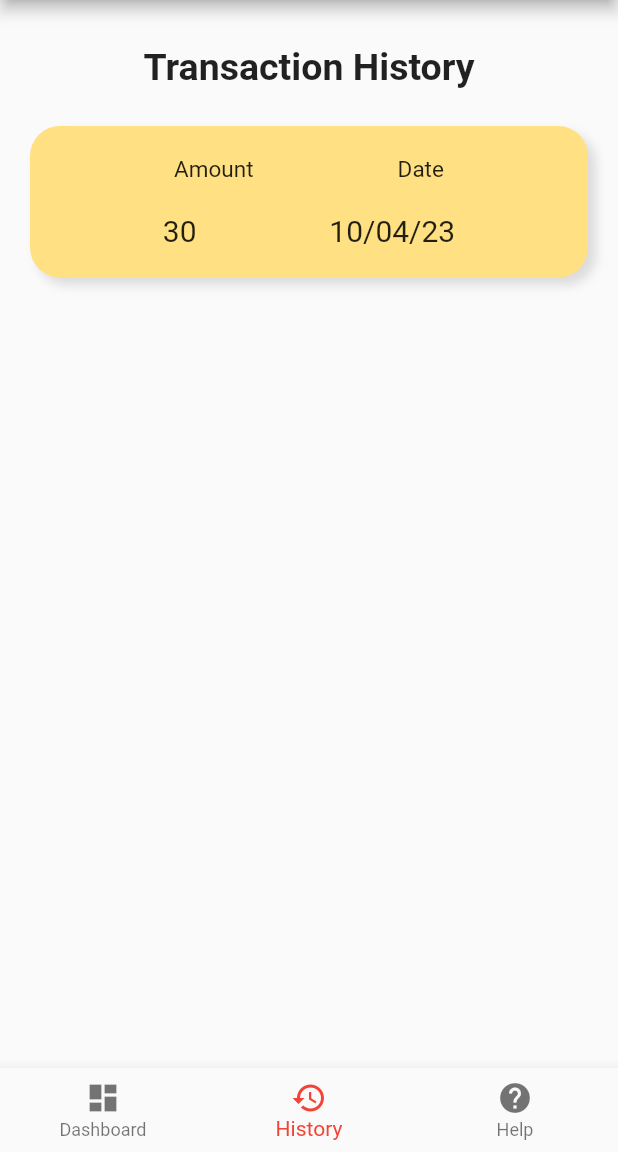
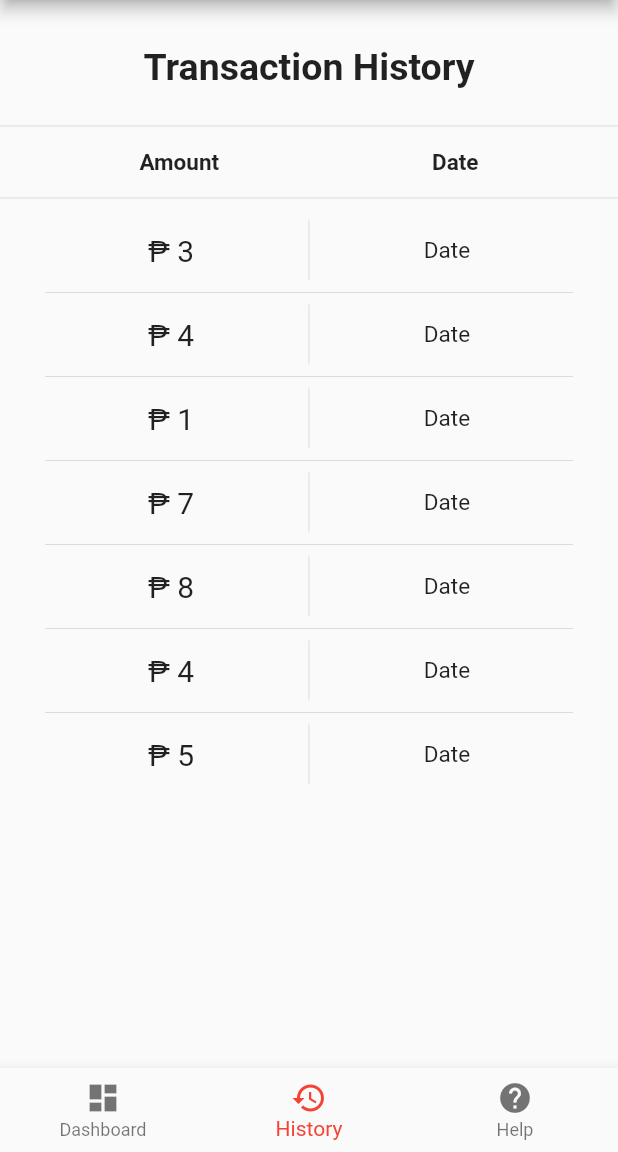
Before and after one commit to ChrisPew/Embeddedv2, a Flutter app: the screen it shows after launch, item 2 of the bottom bar chosen, on a phone screen of 412 x 824 dp, the part 84-1236 px from its top. Run offline on Flutter 3.47's test engine with Material 2 defaults, Android fonts, the phone set to English and light mode, and no system bars; our stand-ins replace flutter_bluetooth_serial.

Commit message:
improved history

```diff
--- a/lib/history.dart
+++ b/lib/history.dart
@@ -8,63 +8,54 @@ class HistoryPage extends StatefulWidget {
 }
 
 class _HistoryPageState extends State<HistoryPage> {
+  final List<String> entries = <String>['3', '4', '1', '7', '8', '4', '5'];
   @override
   Widget build(BuildContext context) {
-    return Center(
-      child: Container(
-          margin: const EdgeInsets.only(top: 30),
-          child: Column(mainAxisAlignment: MainAxisAlignment.start, children: [
-            const Text('Transaction History',
+    return Column(children: [
+      Container(
+        margin: const EdgeInsets.only(top: 30, bottom: 10),
+        child: const Text('Transaction History',
             style: TextStyle(
               fontSize: 25,
               fontWeight: FontWeight.bold,
             )),
+      ),
+      const Divider(
+        height: 30,
+      ),
       Container(
-                margin: const EdgeInsets.only(top: 25, left: 20, right: 20),
-                padding: const EdgeInsets.only(top: 20, bottom: 20),
-                decoration: BoxDecoration(
-                  color: Colors.amber.shade200,
-                  borderRadius: const BorderRadius.all(Radius.circular(20)),
-                  boxShadow: [
-                    BoxShadow(
-                      color: Colors.black12, //New
-                      blurRadius: 5.0,
-                      offset: Offset(
-                        5,
-                        5,
+        padding: const EdgeInsets.only(left: 30, right: 30),
+        child: const Row(
+            mainAxisAlignment: MainAxisAlignment.spaceEvenly,
+            children: [
+              Text('Amount',
+                  style: TextStyle(fontWeight: FontWeight.bold, fontSize: 15)),
+              VerticalDivider(),
+              const Text('Date',
+                  style: TextStyle(fontWeight: FontWeight.bold, fontSize: 15)),
+            ]),
       ),
-                    )
-                  ],
+      const Divider(
+        height: 30,
       ),
-                child: Container(
-                    child: Column(
-                  children: [
-                    Container(
-                      margin: const EdgeInsets.only(bottom: 20),
+      Expanded(
+          child: ListView.separated(
+        padding: const EdgeInsets.only(left: 30, right: 30),
+        itemCount: entries.length,
+        itemBuilder: (BuildContext context, int index) {
+          return Container(
+            height: 40,
             child: Row(
                 mainAxisAlignment: MainAxisAlignment.spaceEvenly,
                 children: [
-                            Container(
-                                child: Text('Amount',
-                                    style: TextStyle(
-                                      fontSize: 15,
-                                    ))),
-                            Container(
-                                child: Text('Date',
-                                    style: TextStyle(
-                                      fontSize: 15,
-                                    ))),
+                  Text('₱ ${entries[index]}', style: TextStyle(fontSize: 20)),
+                  const VerticalDivider(),
+                  Text('Date', style: TextStyle(fontSize: 15)),
                 ]),
-                    ),
-                    Row(
-                        mainAxisAlignment: MainAxisAlignment.spaceEvenly,
-                        children: [
-                          Text('30', style: TextStyle(fontSize: 20)),
-                          Text('10/04/23', style: TextStyle(fontSize: 20))
-                        ]),
-                  ],
-                )))
-          ])),
           );
+        },
+        separatorBuilder: (BuildContext context, int index) => const Divider(),
+      ))
+    ]);
   }
 }
--- a/pubspec.yaml
+++ b/pubspec.yaml
@@ -11,6 +11,7 @@ dependencies:
     sdk: flutter
 
   flutter_bluetooth_serial: ^0.4.0
+  scoped_model: ^2.0.0
 
 
 dev_dependencies:
```
Also changed, not shown: lib/ConnectedDevices.dart (added, +46 -0 lines), lib/help.dart (+33 -14 lines), lib/main.dart (+0 -48 lines). Lines whose indentation alone changed are shown as unchanged.
